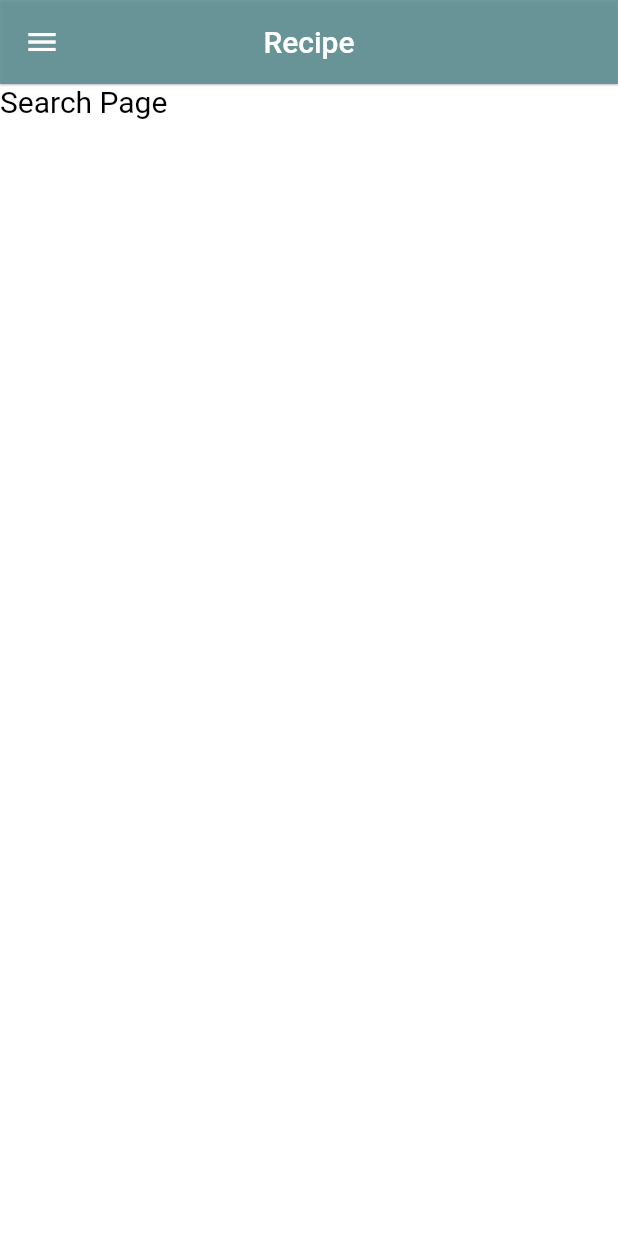
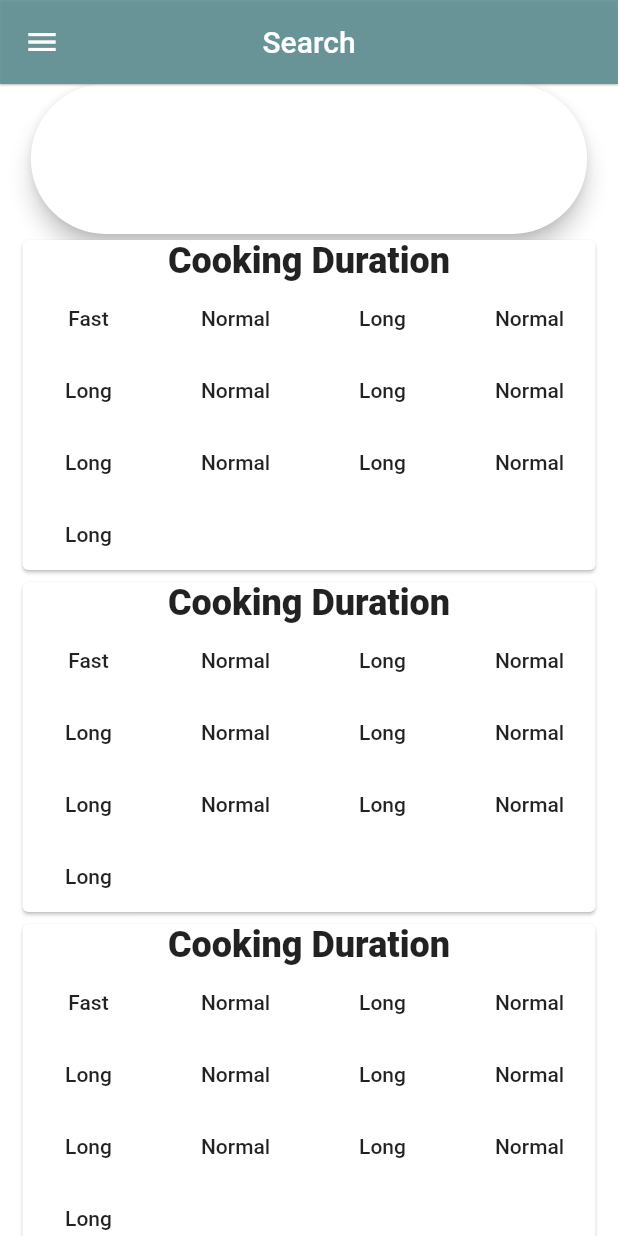
Before and after one commit to kennethIve/fyp_flutter_recipe_app, a Flutter app: the SearchPage screen opened directly, on a phone screen of 412 x 824 dp. Run offline on Flutter 3.47's test engine with Material 2 defaults, Android fonts, the phone set to English and light mode, and no system bars; our stand-ins replace camera, dio, flutter_speed_dial, fluttertoast, google_fonts, smooth_star_rating; missing offline and left inert: flappy_search_bar, loadmore, tflite; network calls fail; Roboto replaces fonts that are missing (Georgia).

Commit message:
search page

```diff
--- a/lib/com_var.dart
+++ b/lib/com_var.dart
@@ -9,7 +9,7 @@ String appName = 'Recipe';
 String sideBarName = 'Options';
 
 //common widgets
-topBar({String type,String title,Future<dynamic> search()}){
+topBar({String type,String title,Future<dynamic> search(),Color color}){
   if(type == "listPage"){
     return AppBar(
           elevation: 0.5,
@@ -26,7 +26,7 @@ topBar({String type,String title,Future<dynamic> search()}){
   }else if(type == "custom"){
     return AppBar(
         elevation: 0.5,
-        backgroundColor: Color.fromRGBO(95, 144, 148, 0.9),
+        backgroundColor: color != null?color:Color.fromRGBO(95, 144, 148, 0.9),
         title:Text(title),
         centerTitle: true,
         actions: <Widget>[
--- a/lib/screens/SearchPage.dart
+++ b/lib/screens/SearchPage.dart
@@ -1,3 +1,5 @@
+import 'package:dio/dio.dart';
+import 'package:flappy_search_bar/flappy_search_bar.dart';
 import 'package:flutter/material.dart';
 import 'package:recipe/com_var.dart';
 import 'package:recipe/component/drawer.dart';
@@ -14,16 +16,65 @@ class SearchPage extends StatefulWidget {
 }
 
 class _SearchPageState extends State<SearchPage> {
+
+  List option = ["Fast","Normal","Long","Normal","Long","Normal","Long","Normal","Long","Normal","Long","Normal","Long"];
+
+  List<Widget> optionbuilder(List options){
+    List<Widget> wlist = new List<Widget>();
+    options.forEach((element) {
+      wlist.add(new FlatButton(onPressed: (){},child: Text(element),));
+    });
+    return wlist;
+  }
+
+  Widget duration(){
+    return Card(
+      child: Column(
+      mainAxisAlignment: MainAxisAlignment.center,
+      children: [
+        Text("Cooking Duration",style: TextStyle(fontSize:24,fontWeight:FontWeight.w800),),
+        Wrap(
+          spacing: 10,
+          children: optionbuilder(option),
+        )
+      ]),
+      );
+  }
+
   @override
   Widget build(BuildContext context) {
+    Size screen = MediaQuery.of(context).size;
     return Container(
       child: Scaffold(
-          appBar: topBar(),
+          appBar: topBar(type: "custom",title: "Search"),
           drawer: SideBar(),
           backgroundColor: Colors.white,//Color.fromRGBO(58, 66, 86, 1.0),
-          body: Container(
-              child:Text("Search Page",style: TextStyle(color: Colors.black,fontSize: 20.0),)
+          body: SingleChildScrollView(
+            scrollDirection: Axis.vertical,
+            child: Container(
+              width: MediaQuery.of(context).size.width,
+              child:Column(
+                mainAxisAlignment: MainAxisAlignment.spaceAround,
+                crossAxisAlignment: CrossAxisAlignment.center,
+                children: [
+                  Container(
+                    height: 100,
+                    width: screen.width*.9,
+                    child: SearchBar(onSearch: null, onItemFound: null),
+                  ),
+                  Expanded(
+                    child: Column(
+                      children:[
+                        duration(),
+                        duration(),
+                        duration(),
+                      ]
+                    )
+                    )
+                ],
+              )
             ),
+          )
         )
     );
   }
--- a/pubspec.yaml
+++ b/pubspec.yaml
@@ -31,6 +31,7 @@ dependencies:
   fluttertoast: ^4.0.0 #https://pub.dev/packages/fluttertoast
   animations: ^1.1.0
   flutter_speed_dial: ^1.2.5
+  flappy_search_bar: 1.4.1
 
 dev_dependencies:
   flutter_test:
```
Also changed, not shown: pubspec.lock.
